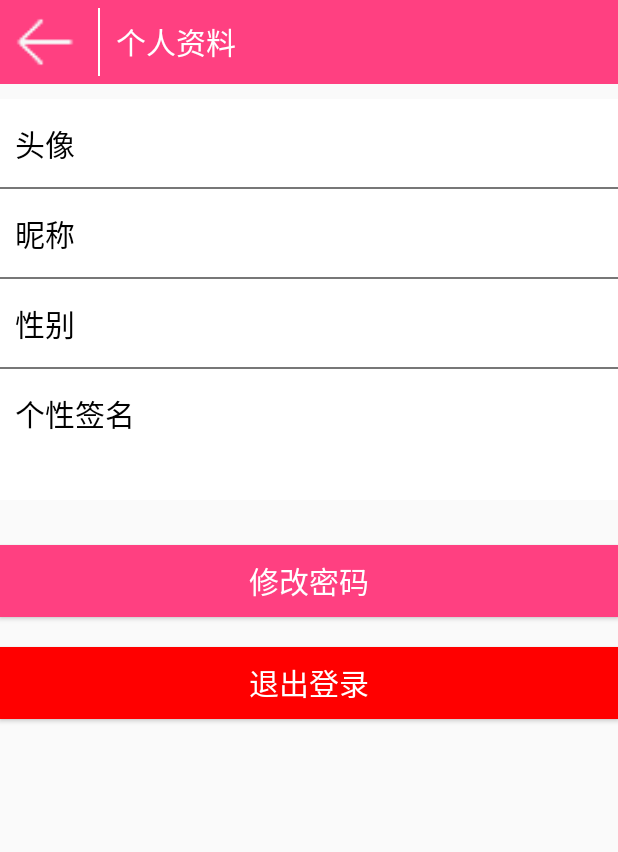
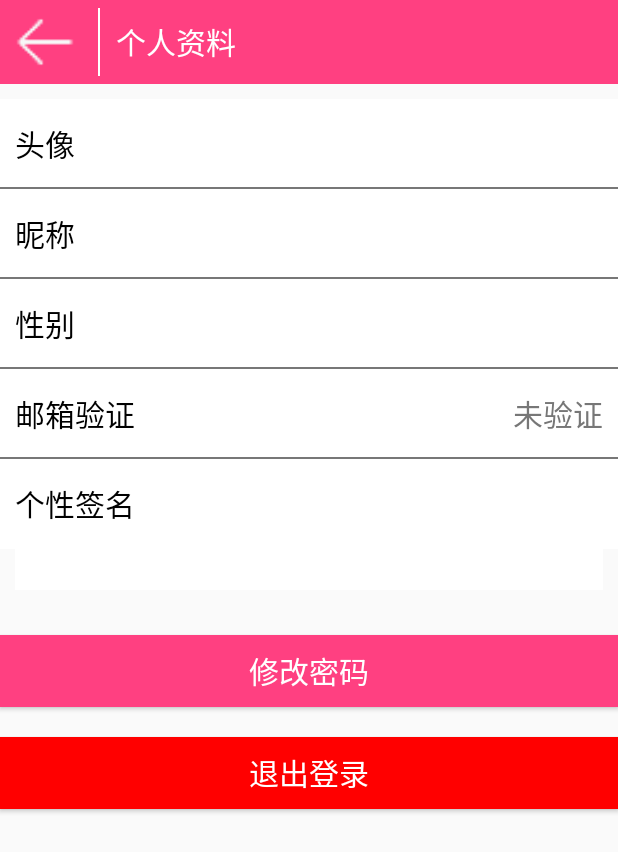
Before and after one commit to NicoLiutong/BianQian, an Android app: the UserMessageActivity screen opened directly, with no data from a screen before it, on a phone screen of 412 x 824 dp. Shown: the top 852 px of the screen. Run offline under Robolectric (Android 15) with nearby library versions, the phone set to English and light mode, and no system bars; our stand-ins replace CircleImageView; libraries missing offline, so code that uses them is left out: cn.bmob.v3; 8 statements that could not run were skipped.

Commit message:
完成基本功能

```diff
--- a/app/src/main/java/com/example/bianqian/activity/UserMessageActivity.java
+++ b/app/src/main/java/com/example/bianqian/activity/UserMessageActivity.java
@@ -12,8 +12,11 @@ import com.bumptech.glide.Glide;
 import com.example.bianqian.R;
 import com.example.bianqian.db.User;
 import com.example.bianqian.util.AllStatic;
+import com.example.bianqian.util.ShowError;
 
 import cn.bmob.v3.BmobUser;
+import cn.bmob.v3.exception.BmobException;
+import cn.bmob.v3.listener.UpdateListener;
 import de.hdodenhof.circleimageview.CircleImageView;
 
 public class UserMessageActivity extends BasicActivity implements View.OnClickListener {
@@ -36,9 +39,9 @@ public class UserMessageActivity extends BasicActivity implements View.OnClickLi
 
     private TextView userSex;
 
-   // private RelativeLayout userEmailVerifiedLayout;
+    private RelativeLayout userEmailVerifiedLayout;
 
-   // private TextView userEmailVerified;
+    private TextView userEmailVerified;
 
     private RelativeLayout userIndividualityLayout;
 
@@ -48,9 +51,9 @@ public class UserMessageActivity extends BasicActivity implements View.OnClickLi
 
     private Button logoutButton;
 
-   // private boolean emailVerified;
+    private boolean emailVerified;
 
-    //private String userEmail;
+    private String userEmail;
 
     @Override
     public void setContentView() {
@@ -68,8 +71,8 @@ public class UserMessageActivity extends BasicActivity implements View.OnClickLi
         userNmae = (TextView) findViewById(R.id.user_message_name);
         userSexLayout = (RelativeLayout) findViewById(R.id.user_message_sex_layout);
         userSex = (TextView) findViewById(R.id.user_message_sex);
-       /* userEmailVerifiedLayout = (RelativeLayout) findViewById(R.id.user_message_email_verified_layout);
-        userEmailVerified = (TextView) findViewById(R.id.user_email_verified);*/
+        userEmailVerifiedLayout = (RelativeLayout) findViewById(R.id.user_message_verified_layout);
+        userEmailVerified = (TextView) findViewById(R.id.user_email_verified);
         userIndividualityLayout = (RelativeLayout) findViewById(R.id.user_message_individuality_layout);
         userIndividuality = (TextView) findViewById(R.id.user_message_individuality);
         changePasswordButton = (Button) findViewById(R.id.change_password_button);
@@ -84,7 +87,7 @@ public class UserMessageActivity extends BasicActivity implements View.OnClickLi
         userPictureLayout.setOnClickListener(this);
         userNameLayout.setOnClickListener(this);
         userSexLayout.setOnClickListener(this);
-       // userEmailVerifiedLayout.setOnClickListener(this);
+        userEmailVerifiedLayout.setOnClickListener(this);
         userIndividualityLayout.setOnClickListener(this);
     }
 
@@ -101,13 +104,13 @@ public class UserMessageActivity extends BasicActivity implements View.OnClickLi
         Glide.with(UserMessageActivity.this).load(user.getUesrImage().getUrl()).into(userPicture);
         userNmae.setText(user.getMyUsername());
         userSex.setText(user.getSex());
-        /*emailVerified = user.getEmailVerified();
+        emailVerified = user.getEmailVerified();
         userEmail = user.getEmail();
         if(emailVerified){
             userEmailVerified.setText("已验证");
         }else {
             userEmailVerified.setText("未验证");
-        }*/
+        }
         userIndividuality.setText(user.getIndividuality());
     }
 
@@ -126,7 +129,7 @@ public class UserMessageActivity extends BasicActivity implements View.OnClickLi
             case R.id.user_message_sex_layout:
                 //修改性别
                 break;
-            /*case R.id.user_message_email_verified_layout:
+            case R.id.user_message_verified_layout:
                 if(emailVerified){
                     ShowToast("已验证，请不要重复验证");
                 }else {
@@ -141,7 +144,7 @@ public class UserMessageActivity extends BasicActivity implements View.OnClickLi
                         }
                     });
                 }
-                break;*/
+                break;
             case R.id.user_message_individuality_layout:
                 startChangeActivity(AllStatic.CHANGETAG,AllStatic.CHANGEINDIVIDUALITY);
                 break;
--- a/app/src/main/res/layout/activity_user_message.xml
+++ b/app/src/main/res/layout/activity_user_message.xml
@@ -79,9 +79,9 @@
             style="@style/userMessageLine"
             />
     </RelativeLayout>
-<!--
+
     <RelativeLayout
-        android:id="@+id/user_message_email_verified_layout"
+        android:id="@+id/user_message_verified_layout"
         android:layout_width="match_parent"
         android:layout_height="60dp"
         android:background="@color/white"
@@ -102,7 +102,7 @@
         style="@style/userMessageLine"
         />
 </RelativeLayout>
--->
+
 <RelativeLayout
         android:id="@+id/user_message_individuality_layout"
         android:layout_width="match_parent"
@@ -121,6 +121,8 @@
         android:layout_width="match_parent"
         android:layout_height="wrap_content"
         android:background="@color/white"
+        android:layout_marginLeft="10dp"
+        android:layout_marginRight="10dp"
         android:textSize="20sp"
         android:textColor="@color/gray"
         />
--- a/app/src/main/res/layout/nav_header.xml
+++ b/app/src/main/res/layout/nav_header.xml
@@ -32,7 +32,7 @@
         android:layout_centerVertical="true"
         android:textColor="@color/white"
         android:layout_margin="5dp"
-        android:textSize="40sp"/>
+        android:textSize="30sp"/>
     <TextView
         android:id="@+id/main_user_individuality"
         android:layout_width="wrap_content"
@@ -43,5 +43,5 @@
         android:maxLines="4"
         android:layout_margin="5dp"
         android:ellipsize="end"
-        android:textSize="20sp"/>
+        android:textSize="15sp"/>
     </RelativeLayout>
```
